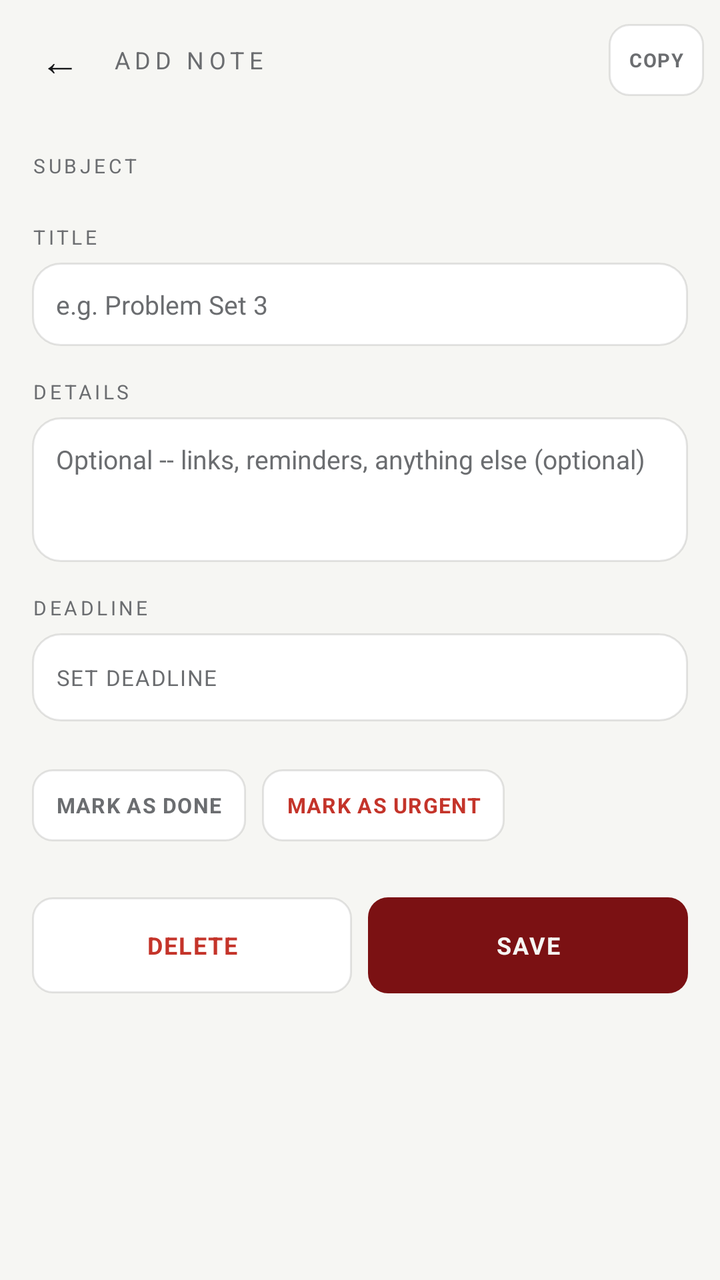
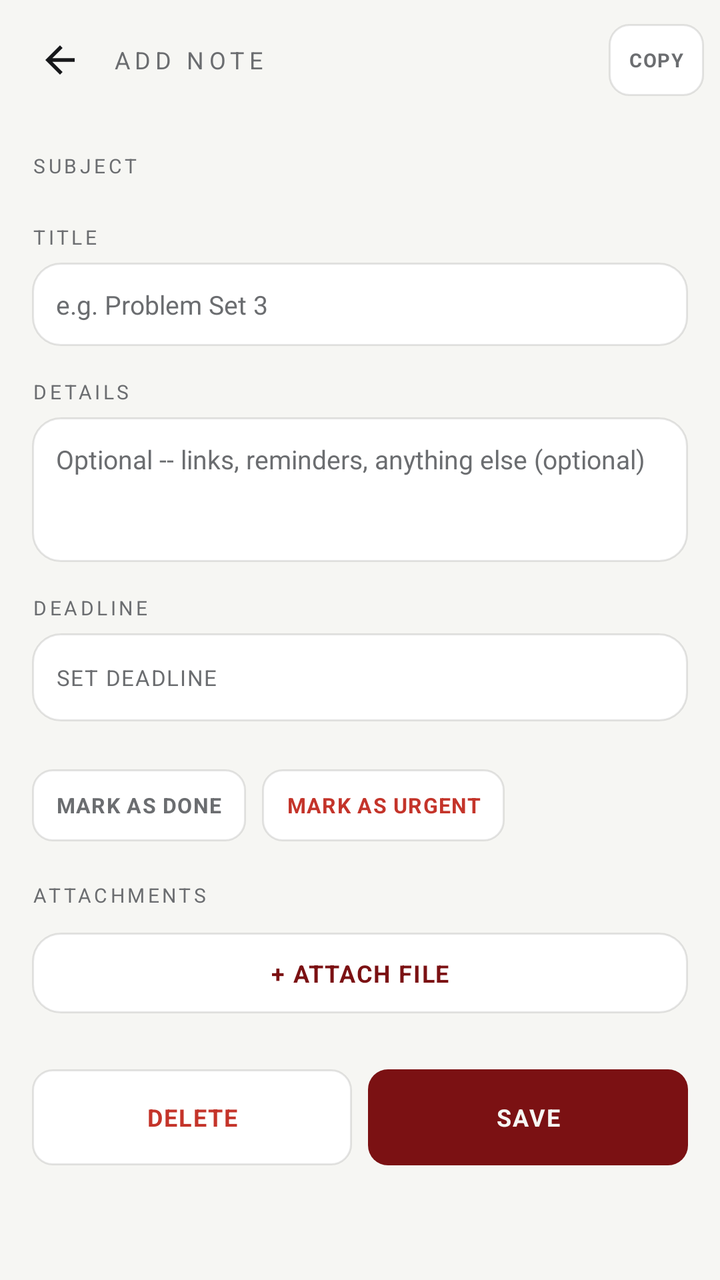

The first picture is an Android layout as it rendered before a commit; the second is the same layout after the commit. The layout source and the unified diff follow.
<!-- AndroidManifest.xml: application theme Theme.CRSScheduler.GE -->
<!-- res/layout/activity_note_edit_ge.xml -->
<?xml version="1.0" encoding="utf-8"?>
<LinearLayout xmlns:android="http://schemas.android.com/apk/res/android"
    android:layout_width="match_parent"
    android:layout_height="match_parent"
    android:orientation="vertical"
    android:background="@color/ge_bg">

    <LinearLayout
        android:layout_width="match_parent"
        android:layout_height="wrap_content"
        android:orientation="horizontal"
        android:gravity="center_vertical"
        android:paddingStart="8dp"
        android:paddingEnd="8dp"
        android:paddingTop="8dp"
        android:paddingBottom="8dp">

        <TextView
            android:id="@+id/btn_back"
            android:layout_width="44dp"
            android:layout_height="44dp"
            android:gravity="center"
            android:text="\u2190"
            android:textColor="@color/ge_ink"
            android:textSize="20sp"
            android:clickable="true"
            android:focusable="true"
            android:foreground="?attr/selectableItemBackgroundBorderless" />

        <TextView
            android:id="@+id/edit_title_label"
            android:layout_width="0dp"
            android:layout_height="wrap_content"
            android:layout_weight="1"
            android:layout_marginStart="4dp"
            android:text="ADD NOTE"
            android:textColor="@color/ge_ink_dim"
            android:textSize="12sp"
            android:letterSpacing="0.2" />

        <TextView
            android:id="@+id/btn_copy"
            android:layout_width="wrap_content"
            android:layout_height="36dp"
            android:minWidth="36dp"
            android:gravity="center"
            android:paddingStart="10dp"
            android:paddingEnd="10dp"
            android:text="COPY"
            android:textColor="@color/ge_ink_dim"
            android:textStyle="bold"
            android:textSize="9.5sp"
            android:letterSpacing="0.06"
            android:background="@drawable/chip_outline_bg_ge" />
    </LinearLayout>

    <ScrollView
        android:layout_width="match_parent"
        android:layout_height="0dp"
        android:layout_weight="1"
        android:clipToPadding="false"
        android:padding="16dp">

        <LinearLayout
            android:layout_width="match_parent"
            android:layout_height="wrap_content"
            android:orientation="vertical">

            <TextView
                android:layout_width="match_parent"
                android:layout_height="wrap_content"
                android:text="SUBJECT"
                android:textColor="@color/ge_ink_dim"
                android:textSize="10sp"
                android:letterSpacing="0.15" />

            <HorizontalScrollView
                android:layout_width="match_parent"
                android:layout_height="wrap_content"
                android:layout_marginTop="6dp"
                android:scrollbars="none">

                <LinearLayout
                    android:id="@+id/subject_chip_container"
                    android:layout_width="wrap_content"
                    android:layout_height="wrap_content"
                    android:orientation="horizontal" />
            </HorizontalScrollView>

            <LinearLayout
                android:id="@+id/subject_info_container"
                android:layout_width="match_parent"
                android:layout_height="wrap_content"
                android:orientation="vertical"
                android:background="@drawable/row_bg_ge"
                android:padding="10dp"
                android:layout_marginTop="8dp"
                android:visibility="gone">

                <TextView
                    android:id="@+id/subject_info_name"
                    android:layout_width="match_parent"
                    android:layout_height="wrap_content"
                    android:textColor="@color/ge_ink"
                    android:textStyle="bold"
                    android:textSize="11.5sp" />

                <TextView
                    android:id="@+id/subject_info_code"
                    android:layout_width="match_parent"
                    android:layout_height="wrap_content"
                    android:layout_marginTop="3dp"
                    android:textColor="@color/ge_ink_dim"
                    android:textSize="9.5sp" />

                <TextView
                    android:id="@+id/subject_info_schedule"
                    android:layout_width="match_parent"
                    android:layout_height="wrap_content"
                    android:layout_marginTop="6dp"
                    android:textColor="@color/ge_ink_dim"
                    android:textSize="10sp" />

                <TextView
                    android:id="@+id/subject_info_location"
                    android:layout_width="match_parent"
                    android:layout_height="wrap_content"
                    android:layout_marginTop="2dp"
                    android:textColor="@color/ge_ink_dim"
                    android:textSize="10sp" />
            </LinearLayout>

            <TextView
                android:layout_width="match_parent"
                android:layout_height="wrap_content"
                android:layout_marginTop="16dp"
                android:text="TITLE"
                android:textColor="@color/ge_ink_dim"
                android:textSize="10sp"
                android:letterSpacing="0.15" />

            <EditText
                android:id="@+id/input_title"
                android:layout_width="match_parent"
                android:layout_height="wrap_content"
                android:layout_marginTop="6dp"
                android:background="@drawable/row_bg_ge"
                android:padding="12dp"
                android:hint="e.g. Problem Set 3"
                android:textColorHint="@color/ge_ink_dim"
                android:textColor="@color/ge_ink"
                android:textSize="13sp"
                android:maxLines="1"
                android:imeOptions="actionNext" />

            <TextView
                android:layout_width="match_parent"
                android:layout_height="wrap_content"
                android:layout_marginTop="16dp"
                android:text="DETAILS"
                android:textColor="@color/ge_ink_dim"
                android:textSize="10sp"
                android:letterSpacing="0.15" />

            <EditText
                android:id="@+id/input_body"
                android:layout_width="match_parent"
                android:layout_height="wrap_content"
                android:layout_marginTop="6dp"
                android:minLines="3"
                android:gravity="top"
                android:background="@drawable/row_bg_ge"
                android:padding="12dp"
                android:hint="Optional -- links, reminders, anything else (optional)"
                android:textColorHint="@color/ge_ink_dim"
                android:textColor="@color/ge_ink"
                android:textSize="13sp"
                android:inputType="textMultiLine|textCapSentences"
                android:imeOptions="actionDone" />

            <TextView
                android:layout_width="match_parent"
                android:layout_height="wrap_content"
                android:layout_marginTop="16dp"
                android:text="DEADLINE"
                android:textColor="@color/ge_ink_dim"
                android:textSize="10sp"
                android:letterSpacing="0.15" />

            <LinearLayout
                android:layout_width="match_parent"
                android:layout_height="wrap_content"
                android:orientation="horizontal"
                android:gravity="center_vertical"
                android:layout_marginTop="6dp">

                <TextView
                    android:id="@+id/btn_set_deadline"
                    android:layout_width="0dp"
                    android:layout_height="wrap_content"
                    android:layout_weight="1"
                    android:minHeight="44dp"
                    android:gravity="center_vertical"
                    android:paddingStart="12dp"
                    android:paddingEnd="12dp"
                    android:text="SET DEADLINE"
                    android:textColor="@color/ge_ink_dim"
                    android:textSize="11sp"
                    android:letterSpacing="0.05"
                    android:background="@drawable/row_bg_ge"
                    android:foreground="@drawable/ripple_rounded_14dp_ge" />

                <TextView
                    android:id="@+id/btn_clear_deadline"
                    android:layout_width="44dp"
                    android:layout_height="44dp"
                    android:layout_marginStart="8dp"
                    android:gravity="center"
                    android:text="\u2715"
                    android:textColor="@color/ge_ink_dim"
                    android:textSize="15sp"
                    android:background="@drawable/row_bg_ge"
                    android:foreground="@drawable/ripple_rounded_14dp_ge"
                    android:visibility="gone" />
            </LinearLayout>

            <LinearLayout
                android:layout_width="match_parent"
                android:layout_height="wrap_content"
                android:orientation="horizontal"
                android:gravity="center_vertical"
                android:layout_marginTop="8dp">

                <TextView
                    android:id="@+id/btn_set_time"
                    android:layout_width="0dp"
                    android:layout_height="wrap_content"
                    android:layout_weight="1"
                    android:minHeight="44dp"
                    android:gravity="center_vertical"
                    android:paddingStart="12dp"
                    android:paddingEnd="12dp"
                    android:text="SET TIME"
                    android:textColor="@color/ge_ink_dim"
                    android:textSize="11sp"
                    android:letterSpacing="0.05"
                    android:background="@drawable/row_bg_ge"
                    android:foreground="@drawable/ripple_rounded_14dp_ge"
                    android:visibility="gone" />

                <TextView
                    android:id="@+id/btn_clear_time"
                    android:layout_width="44dp"
                    android:layout_height="44dp"
                    android:layout_marginStart="8dp"
                    android:gravity="center"
                    android:text="\u2715"
                    android:textColor="@color/ge_ink_dim"
                    android:textSize="15sp"
                    android:background="@drawable/row_bg_ge"
                    android:foreground="@drawable/ripple_rounded_14dp_ge"
                    android:visibility="gone" />
            </LinearLayout>

            <LinearLayout
                android:id="@+id/reminder_section"
                android:layout_width="match_parent"
                android:layout_height="wrap_content"
                android:orientation="vertical"
                android:layout_marginTop="16dp"
                android:visibility="gone">

                <TextView
                    android:layout_width="match_parent"
                    android:layout_height="wrap_content"
                    android:text="REMIND ME"
                    android:textColor="@color/ge_ink_dim"
                    android:textSize="10sp"
                    android:letterSpacing="0.15" />

                <LinearLayout
                    android:layout_width="match_parent"
                    android:layout_height="wrap_content"
                    android:orientation="horizontal"
                    android:layout_marginTop="6dp">

                    <TextView
                        android:id="@+id/chip_reminder_off"
                        android:layout_width="0dp"
                        android:layout_height="wrap_content"
                        android:layout_weight="1"
                        android:layout_marginEnd="6dp"
                        android:minHeight="40dp"
                        android:gravity="center"
                        android:padding="8dp"
                        android:text="OFF"
                        android:textSize="10sp"
                        android:textStyle="bold"
                        android:letterSpacing="0.05"
                        android:background="@drawable/chip_filled_bg_ge"
                        android:foreground="@drawable/ripple_rounded_10dp_ge" />

                    <TextView
                        android:id="@+id/chip_reminder_1h"
                        android:layout_width="0dp"
                        android:layout_height="wrap_content"
                        android:layout_weight="1"
                        android:layout_marginEnd="6dp"
                        android:minHeight="40dp"
                        android:gravity="center"
                        android:padding="8dp"
                        android:text="1H"
                        android:textSize="10sp"
                        android:textStyle="bold"
                        android:letterSpacing="0.05"
                        android:background="@drawable/chip_outline_bg_ge"
                        android:foreground="@drawable/ripple_rounded_10dp_ge" />

                    <TextView
                        android:id="@+id/chip_reminder_3h"
                        android:layout_width="0dp"
                        android:layout_height="wrap_content"
                        android:layout_weight="1"
                        android:layout_marginEnd="6dp"
                        android:minHeight="40dp"
                        android:gravity="center"
                        android:padding="8dp"
                        android:text="3H"
                        android:textSize="10sp"
                        android:textStyle="bold"
                        android:letterSpacing="0.05"
                        android:background="@drawable/chip_outline_bg_ge"
                        android:foreground="@drawable/ripple_rounded_10dp_ge" />

                    <TextView
                        android:id="@+id/chip_reminder_1d"
                        android:layout_width="0dp"
                        android:layout_height="wrap_content"
                        android:layout_weight="1"
                        android:layout_marginEnd="6dp"
                        android:minHeight="40dp"
                        android:gravity="center"
                        android:padding="8dp"
                        android:text="1D"
                        android:textSize="10sp"
                        android:textStyle="bold"
                        android:letterSpacing="0.05"
                        android:background="@drawable/chip_outline_bg_ge"
                        android:foreground="@drawable/ripple_rounded_10dp_ge" />

                    <TextView
                        android:id="@+id/chip_reminder_3d"
                        android:layout_width="0dp"
                        android:layout_height="wrap_content"
                        android:layout_weight="1"
                        android:minHeight="40dp"
                        android:gravity="center"
                        android:padding="8dp"
                        android:text="3D"
                        android:textSize="10sp"
                        android:textStyle="bold"
                        android:letterSpacing="0.05"
                        android:background="@drawable/chip_outline_bg_ge"
                        android:foreground="@drawable/ripple_rounded_10dp_ge" />
                </LinearLayout>
            </LinearLayout>

            <LinearLayout
                android:layout_width="match_parent"
                android:layout_height="wrap_content"
                android:orientation="horizontal"
                android:layout_marginTop="16dp">

                <TextView
                    android:id="@+id/chip_mark_done"
                    android:layout_width="wrap_content"
                    android:layout_height="wrap_content"
                    android:minHeight="36dp"
                    android:gravity="center"
                    android:paddingStart="12dp"
                    android:paddingEnd="12dp"
                    android:text="MARK AS DONE"
                    android:textColor="@color/ge_ink_dim"
                    android:textSize="10.5sp"
                    android:textStyle="bold"
                    android:letterSpacing="0.04"
                    android:background="@drawable/chip_outline_bg_ge" />

                <TextView
                    android:id="@+id/chip_urgent"
                    android:layout_width="wrap_content"
                    android:layout_height="wrap_content"
                    android:layout_marginStart="8dp"
                    android:minHeight="36dp"
                    android:gravity="center"
                    android:paddingStart="12dp"
                    android:paddingEnd="12dp"
                    android:text="MARK AS URGENT"
                    android:textColor="@color/ge_error"
                    android:textSize="10.5sp"
                    android:textStyle="bold"
                    android:letterSpacing="0.04"
                    android:background="@drawable/chip_outline_bg_ge" />
            </LinearLayout>

            <LinearLayout
                android:layout_width="match_parent"
                android:layout_height="wrap_content"
                android:orientation="horizontal"
                android:layout_marginTop="28dp">

                <TextView
                    android:id="@+id/btn_delete"
                    android:layout_width="0dp"
                    android:layout_height="wrap_content"
                    android:layout_weight="1"
                    android:layout_marginEnd="8dp"
                    android:minHeight="48dp"
                    android:gravity="center"
                    android:text="DELETE"
                    android:textColor="@color/ge_error"
                    android:textStyle="bold"
                    android:textSize="12sp"
                    android:letterSpacing="0.06"
                    android:background="@drawable/chip_outline_bg_ge"
                    android:foreground="@drawable/ripple_rounded_14dp_ge" />

                <TextView
                    android:id="@+id/btn_save"
                    android:layout_width="0dp"
                    android:layout_height="wrap_content"
                    android:layout_weight="1"
                    android:minHeight="48dp"
                    android:gravity="center"
                    android:text="SAVE"
                    android:textColor="@color/ge_bg"
                    android:textStyle="bold"
                    android:textSize="12sp"
                    android:letterSpacing="0.06"
                    android:background="@drawable/chip_filled_bg_ge"
                    android:foreground="@drawable/ripple_rounded_14dp_ge" />
            </LinearLayout>

        </LinearLayout>
    </ScrollView>

</LinearLayout>
<!-- resources referenced by this layout -->
<resources>
  <color name="ge_bg">#F6F6F3</color>
  <color name="ge_error">#C4342A</color>
  <color name="ge_ink">#17181A</color>
  <color name="ge_ink_dim">#6B6D70</color>
  <!-- drawable chip_filled_bg_ge (drawable) -->
  <?xml version="1.0" encoding="utf-8"?>
  <shape xmlns:android="http://schemas.android.com/apk/res/android">
      <solid android:color="@color/ge_accent" />
      <corners android:radius="10dp" />
  </shape>
  <!-- drawable chip_outline_bg_ge (drawable) -->
  <?xml version="1.0" encoding="utf-8"?>
  <shape xmlns:android="http://schemas.android.com/apk/res/android">
      <solid android:color="@color/ge_surface" />
      <corners android:radius="10dp" />
      <stroke android:width="1dp" android:color="@color/ge_line" />
  </shape>
  <!-- drawable ripple_rounded_10dp_ge (drawable) -->
  <?xml version="1.0" encoding="utf-8"?>
  <ripple xmlns:android="http://schemas.android.com/apk/res/android"
      android:color="@color/ge_line_strong">
      <item android:id="@android:id/mask">
          <shape android:shape="rectangle">
              <solid android:color="@android:color/white" />
              <corners android:radius="10dp" />
          </shape>
      </item>
  </ripple>
  <!-- drawable ripple_rounded_14dp_ge (drawable) -->
  <?xml version="1.0" encoding="utf-8"?>
  <ripple xmlns:android="http://schemas.android.com/apk/res/android"
      android:color="@color/ge_line_strong">
      <item android:id="@android:id/mask">
          <shape android:shape="rectangle">
              <solid android:color="@android:color/white" />
              <corners android:radius="14dp" />
          </shape>
      </item>
  </ripple>
  <!-- drawable row_bg_ge (drawable) -->
  <?xml version="1.0" encoding="utf-8"?>
  <shape xmlns:android="http://schemas.android.com/apk/res/android">
      <solid android:color="@color/ge_surface" />
      <corners android:radius="14dp" />
      <stroke android:width="1dp" android:color="@color/ge_line" />
  </shape>
  <style name="Theme.CRSScheduler.GE" parent="Theme.AppCompat.DayNight.NoActionBar">
          <item name="android:windowBackground">@color/ge_bg</item>
          <item name="colorPrimary">@color/ge_accent</item>
          <item name="colorPrimaryDark">@color/ge_bg</item>
          <item name="colorAccent">@color/ge_accent</item>
      </style>
  <color name="ge_accent">#7B1113</color>
  <color name="ge_surface">#FFFFFF</color>
  <color name="ge_line">#1A000000</color>
  <color name="ge_line_strong">#33000000</color>
</resources>

<!-- the commit's change to res/layout/activity_note_edit_ge.xml (unified diff, before → after) -->
@@ -15,17 +15,17 @@
         android:paddingTop="8dp"
         android:paddingBottom="8dp">
 
-        <TextView
+        <ImageView
             android:id="@+id/btn_back"
             android:layout_width="44dp"
             android:layout_height="44dp"
-            android:gravity="center"
-            android:text="\u2190"
-            android:textColor="@color/ge_ink"
-            android:textSize="20sp"
+            android:padding="11dp"
+            android:scaleType="fitCenter"
             android:clickable="true"
             android:focusable="true"
-            android:foreground="?attr/selectableItemBackgroundBorderless" />
+            android:foreground="?attr/selectableItemBackgroundBorderless"
+            android:contentDescription="Back"
+            android:src="@drawable/ic_arrow_back_ge" />
 
         <TextView
             android:id="@+id/edit_title_label"
@@ -403,6 +403,39 @@
                     android:background="@drawable/chip_outline_bg_ge" />
             </LinearLayout>
 
+            <TextView
+                android:id="@+id/note_attachments_label"
+                android:layout_width="match_parent"
+                android:layout_height="wrap_content"
+                android:layout_marginTop="20dp"
+                android:text="ATTACHMENTS"
+                android:textColor="@color/ge_ink_dim"
+                android:textSize="10sp"
+                android:letterSpacing="0.15" />
+
+            <LinearLayout
+                android:id="@+id/note_attachments_container"
+                android:layout_width="match_parent"
+                android:layout_height="wrap_content"
+                android:layout_marginTop="6dp"
+                android:orientation="vertical" />
+
+            <TextView
+                android:id="@+id/btn_attach_file"
+                android:layout_width="match_parent"
+                android:layout_height="wrap_content"
+                android:layout_marginTop="6dp"
+                android:background="@drawable/row_bg_ge"
+                android:padding="12dp"
+                android:text="+ ATTACH FILE"
+                android:textColor="@color/ge_accent"
+                android:textStyle="bold"
+                android:textSize="12sp"
+                android:letterSpacing="0.05"
+                android:gravity="center"
+                android:clickable="true"
+                android:focusable="true" />
+
             <LinearLayout
                 android:layout_width="match_parent"
                 android:layout_height="wrap_content"
<!-- resource entries referenced after the edit -->
@@ -17,6 +17,18 @@
       <corners android:radius="10dp" />
       <stroke android:width="1dp" android:color="@color/ge_line" />
   </shape>
+  <!-- drawable ic_arrow_back_ge (drawable) -->
+  <?xml version="1.0" encoding="utf-8"?>
+  <vector xmlns:android="http://schemas.android.com/apk/res/android"
+      android:width="24dp"
+      android:height="24dp"
+      android:viewportWidth="24"
+      android:viewportHeight="24"
+      android:tint="@color/ge_ink">
+      <path
+          android:fillColor="#FF000000"
+          android:pathData="M20,11H7.83l5.59,-5.59L12,4l-8,8 8,8 1.41,-1.41L7.83,13H20v-2z" />
+  </vector>
   <!-- drawable ripple_rounded_10dp_ge (drawable) -->
   <?xml version="1.0" encoding="utf-8"?>
   <ripple xmlns:android="http://schemas.android.com/apk/res/android"
